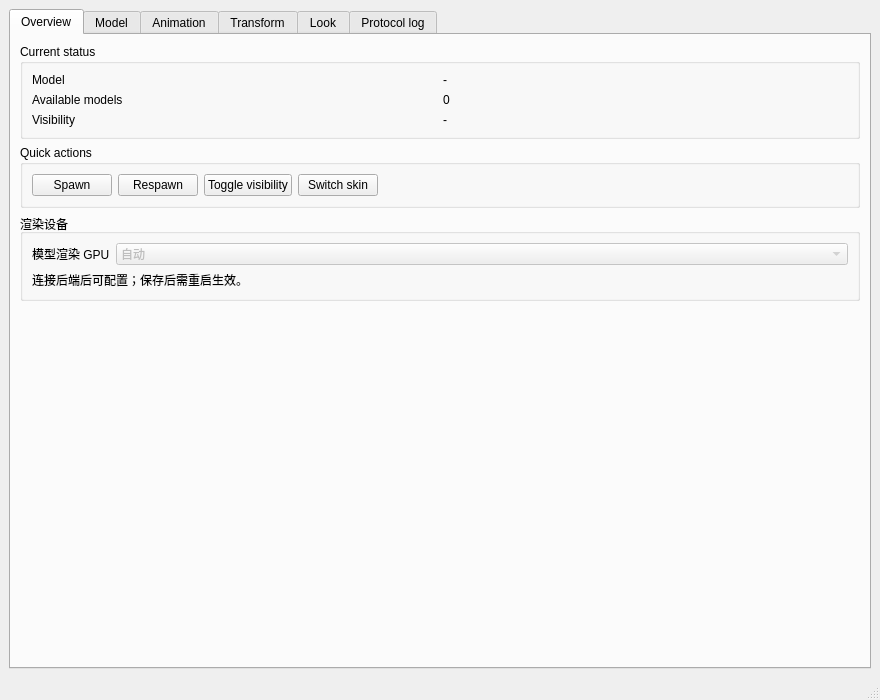
This is control/MainWindow.ui in ad2248/DeskWaifu as Qt 5 draws it before an edit. The edited form follows.
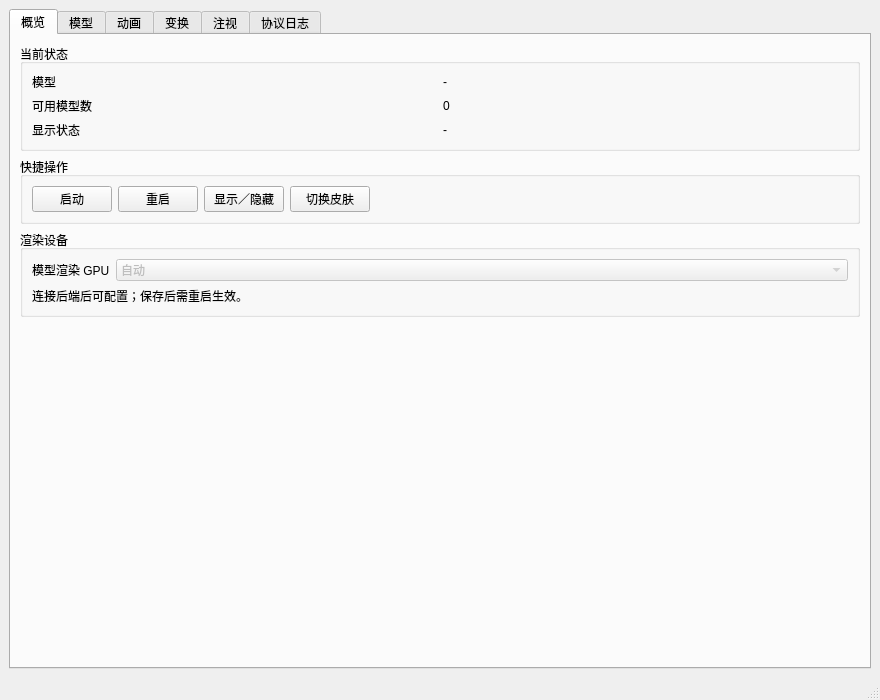
This is the edited form.

Patch:
```diff
--- a/control/MainWindow.ui
+++ b/control/MainWindow.ui
@@ -28,19 +28,19 @@
       </property>
       <widget class="QWidget" name="overviewTab">
        <attribute name="title">
-        <string>Overview</string>
+         <string>概览</string>
        </attribute>
        <layout class="QVBoxLayout" name="overviewLayout">
         <item>
          <widget class="QGroupBox" name="statusGroup">
           <property name="title">
-           <string>Current status</string>
+            <string>当前状态</string>
           </property>
           <layout class="QGridLayout" name="statusLayout">
            <item row="0" column="0">
             <widget class="QLabel" name="modelCaption">
              <property name="text">
-              <string>Model</string>
+               <string>模型</string>
              </property>
             </widget>
            </item>
@@ -54,7 +54,7 @@
            <item row="1" column="0">
             <widget class="QLabel" name="countCaption">
              <property name="text">
-              <string>Available models</string>
+               <string>可用模型数</string>
              </property>
             </widget>
            </item>
@@ -68,7 +68,7 @@
            <item row="2" column="0">
             <widget class="QLabel" name="visibilityCaption">
              <property name="text">
-              <string>Visibility</string>
+               <string>显示状态</string>
              </property>
             </widget>
            </item>
@@ -85,20 +85,20 @@
         <item>
          <widget class="QGroupBox" name="quickActionsGroup">
           <property name="title">
-           <string>Quick actions</string>
+            <string>快捷操作</string>
           </property>
           <layout class="QHBoxLayout" name="quickActionsLayout">
            <item>
             <widget class="QPushButton" name="spawnButton">
              <property name="text">
-              <string>Spawn</string>
+               <string>启动</string>
              </property>
             </widget>
            </item>
            <item>
             <widget class="QPushButton" name="respawnButton">
               <property name="text">
-               <string>Respawn</string>
+                <string>重启</string>
               </property>
               <property name="toolTip">
                <string>Gracefully stop and restart the connected DeskWaifu backend.</string>
@@ -108,14 +108,14 @@
             <item>
             <widget class="QPushButton" name="toggleHiddenButton">
              <property name="text">
-              <string>Toggle visibility</string>
+               <string>显示／隐藏</string>
              </property>
             </widget>
            </item>
            <item>
             <widget class="QPushButton" name="switchSkinButton">
              <property name="text">
-              <string>Switch skin</string>
+               <string>切换皮肤</string>
              </property>
             </widget>
            </item>
@@ -184,7 +184,7 @@
       </widget>
       <widget class="QWidget" name="modelTab">
        <attribute name="title">
-        <string>Model</string>
+         <string>模型</string>
        </attribute>
        <layout class="QVBoxLayout" name="modelLayout">
         <item>
@@ -256,7 +256,7 @@
       </widget>
       <widget class="QWidget" name="animationTab">
        <attribute name="title">
-        <string>Animation</string>
+         <string>动画</string>
        </attribute>
        <layout class="QVBoxLayout" name="animationLayout">
         <item>
@@ -355,7 +355,7 @@
       </widget>
       <widget class="QWidget" name="transformTab">
        <attribute name="title">
-        <string>Transform</string>
+         <string>变换</string>
        </attribute>
        <layout class="QVBoxLayout" name="transformLayout">
         <item>
@@ -673,7 +673,7 @@
       </widget>
       <widget class="QWidget" name="trackingTab">
        <attribute name="title">
-        <string>Look</string>
+         <string>注视</string>
        </attribute>
         <layout class="QVBoxLayout" name="trackingLayout">
           <item>
@@ -786,7 +786,7 @@
       </widget>
       <widget class="QWidget" name="logTab">
        <attribute name="title">
-        <string>Protocol log</string>
+         <string>协议日志</string>
        </attribute>
        <layout class="QVBoxLayout" name="logLayout">
         <item>
```
Left out of the diff: 52 changed lines with no effect on the pictures.
